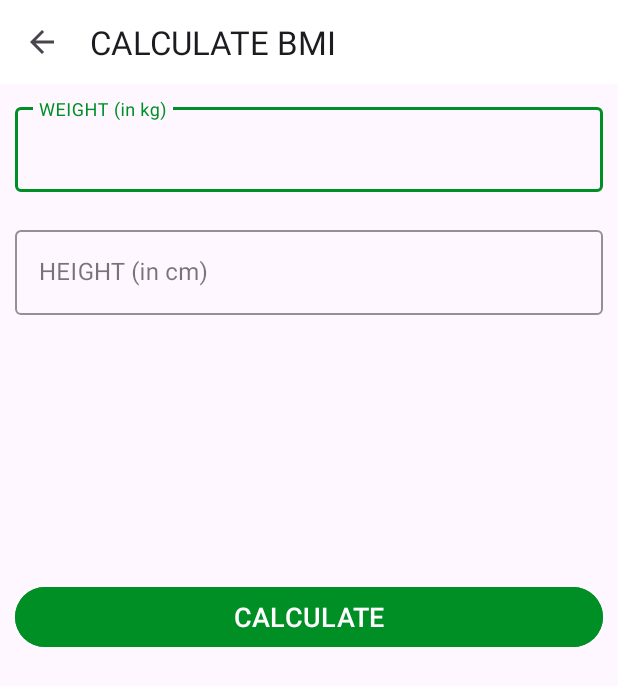
After one commit to idiloncu/7MinutesWorkout, an Android app: the BMIActivity screen opened directly, with no data from a screen before it, on a phone screen of 412 x 824 dp. The commit adds this screen. Shown: the top 686 px of the screen. Run offline under Robolectric (Android 15) with nearby library versions, the phone set to English and light mode, and no system bars.

Commit message:
RecyclerView and calculator added

```diff
--- /dev/null
+++ b/app/src/main/java/com/example/a7minutesworkout/BMIActivity.kt
@@ -0,0 +1,89 @@
+package com.example.a7minutesworkout
+
+import android.os.Bundle
+import android.view.View
+import android.widget.Toast
+import androidx.appcompat.app.AppCompatActivity
+import com.example.a7minutesworkout.databinding.ActivityBmiBinding
+import java.math.BigDecimal
+import java.math.RoundingMode
+
+class BMIActivity : AppCompatActivity() {
+    private var binding: ActivityBmiBinding?=null
+    override fun onCreate(savedInstanceState: Bundle?) {
+        super.onCreate(savedInstanceState)
+        binding=ActivityBmiBinding.inflate(layoutInflater)
+        setContentView(binding?.root)
+        setSupportActionBar(binding?.toolbarBmiActivity)
+
+        if (supportActionBar != null) {
+            supportActionBar?.setDisplayHomeAsUpEnabled(true)
+            supportActionBar?.title = "CALCULATE BMI"
+        }
+        binding?.toolbarBmiActivity?.setNavigationOnClickListener {
+            onBackPressed()
+        }
+        binding?.btnCalculateUnits?.setOnClickListener {
+            if (validateMetricUnits()) {
+                val heightValue: Float =
+                    binding?.etMetricUnitHeight?.text.toString().toFloat() / 100
+                val weighttValue: Float = binding?.etMetricUnitWeight?.text.toString().toFloat()
+                val bmi = weighttValue / (heightValue * heightValue)
+                displayBMIResult(bmi)
+            } else {
+                Toast.makeText(this@BMIActivity, "Please enter valid values", Toast.LENGTH_SHORT)
+                    .show()
+            }
+        }
+
+    }
+    private fun validateMetricUnits():Boolean{
+        var isValid=true
+        if (binding?.etMetricUnitWeight?.text.toString().isEmpty()){
+            isValid=false
+        }
+        else if(binding?.etMetricUnitHeight?.text.toString().isEmpty()) {
+            isValid = false
+        }
+        return isValid
+    }
+
+
+    private fun displayBMIResult(bmi:Float){
+
+        var bmiLabel:String=""
+        var bmiDescription : String=""
+
+        if (bmi.compareTo(15f)<=0){
+            bmiLabel="severelu underweight"
+            bmiDescription="Oops! You really need to take better care of yourself! Eat more"
+        }
+        else if (bmi.compareTo(16f)>0 && bmi.compareTo(18.5f)<=0){
+            bmiLabel="underweight"
+            bmiDescription="Oops! You really need to take better care of yourself! Eat more  "
+
+        }
+        if (bmi.compareTo(18.5f)>0 && bmi.compareTo(25f)<=0)
+        {
+            bmiLabel="Normal"
+            bmiDescription= "You are normal weight"
+        }
+        if (bmi.compareTo(30f)>0 && bmi.compareTo(35f)<=0)
+        {
+            bmiLabel="Obese Class"
+            bmiDescription= "Workout more"
+        }
+
+
+        binding?.llDiplayBMIResult?.visibility = View.VISIBLE
+        val bmiValue = BigDecimal(bmi.toDouble()).setScale(2,RoundingMode.HALF_EVEN).toString()
+
+        binding?.tvBMIValue?.text = bmiValue
+        binding?.tvBMIType?.text = bmiLabel
+        binding?.tvBMIDescription?.text = bmiDescription
+
+
+    }
+
+
+}
--- a/app/src/main/java/com/example/a7minutesworkout/MainActivity.kt
+++ b/app/src/main/java/com/example/a7minutesworkout/MainActivity.kt
@@ -19,6 +19,11 @@ class MainActivity : AppCompatActivity() {
         val intent = Intent(this,ExerciseActivity::class.java)
             startActivity(intent)
         }
+
+        binding?.flBMI?.setOnClickListener {
+            val intent = Intent(this,BMIActivity::class.java)
+            startActivity(intent)
+        }
     }
 
     override fun onDestroy() {
--- /dev/null
+++ b/app/src/main/res/layout/activity_bmi.xml
@@ -0,0 +1,115 @@
+<?xml version="1.0" encoding="utf-8"?>
+<RelativeLayout xmlns:android="http://schemas.android.com/apk/res/android"
+    xmlns:tools="http://schemas.android.com/tools"
+    android:layout_width="match_parent"
+    android:layout_height="match_parent"
+    xmlns:app="http://schemas.android.com/apk/res-auto"
+    tools:context=".BMIActivity">
+
+    <androidx.appcompat.widget.Toolbar
+        android:id="@+id/toolbar_bmi_activity"
+        android:layout_width="match_parent"
+        android:layout_height="?android:attr/actionBarSize"
+        android:background="#FFFFFF" />
+
+    <com.google.android.material.textfield.TextInputLayout
+        android:id="@+id/tilMetricUnitWeight"
+        android:layout_margin="10dp"
+        app:boxStrokeColor="@color/colorAccent"
+        app:hintTextColor="@color/colorAccent"
+        android:layout_below="@id/toolbar_bmi_activity"
+        style="@style/Widget.MaterialComponents.TextInputLayout.OutlinedBox"
+        android:layout_width="match_parent"
+        android:layout_height="wrap_content">
+
+        <androidx.appcompat.widget.AppCompatEditText
+            android:id="@+id/etMetricUnitWeight"
+            android:layout_width="match_parent"
+            android:layout_height="wrap_content"
+            android:hint="WEIGHT (in kg)"
+            android:inputType="numberDecimal"
+            android:textSize="16sp" />
+    </com.google.android.material.textfield.TextInputLayout>
+
+    <com.google.android.material.textfield.TextInputLayout
+        android:layout_below="@id/tilMetricUnitWeight"
+        android:id="@+id/tilMetricUnitHeight"
+        app:boxStrokeColor="@color/colorAccent"
+        app:hintTextColor="@color/colorAccent"
+        style="@style/Widget.MaterialComponents.TextInputLayout.OutlinedBox"
+        android:layout_width="match_parent"
+        android:layout_marginTop="10dp"
+        android:layout_margin="10dp"
+        android:layout_height="wrap_content">
+
+        <androidx.appcompat.widget.AppCompatEditText
+            android:id="@+id/etMetricUnitHeight"
+            android:layout_width="match_parent"
+            android:layout_height="wrap_content"
+            android:hint="HEIGHT (in cm)"
+            android:inputType="numberDecimal"
+            android:textSize="16sp" />
+    </com.google.android.material.textfield.TextInputLayout>
+
+    <LinearLayout
+        android:padding="10dp"
+        android:layout_below="@id/tilMetricUnitHeight"
+        android:id="@+id/llDiplayBMIResult"
+        android:layout_width="match_parent"
+        android:layout_height="wrap_content"
+        android:layout_marginTop="25dp"
+        android:orientation="vertical"
+        android:visibility="invisible"
+        tools:visibility="visible">
+
+        <TextView
+            android:id="@+id/tvYourBMI"
+            android:layout_width="match_parent"
+            android:layout_height="wrap_content"
+            android:gravity="center"
+            android:text="YOUR BMI"
+            android:textAllCaps="true"
+            android:textSize="16sp" />
+
+        <TextView
+            android:id="@+id/tvBMIValue"
+            android:layout_width="match_parent"
+            android:layout_height="wrap_content"
+            android:layout_marginTop="5dp"
+            android:gravity="center"
+            android:textSize="18sp"
+            android:textStyle="bold"
+            tools:text="15.00" />
+
+        <TextView
+            android:id="@+id/tvBMIType"
+            android:layout_width="match_parent"
+            android:layout_height="wrap_content"
+            android:layout_marginTop="5dp"
+            android:gravity="center"
+            android:textSize="18sp"
+            tools:text="Normal" />
+
+        <TextView
+            android:id="@+id/tvBMIDescription"
+            android:layout_width="match_parent"
+            android:layout_height="wrap_content"
+            android:layout_marginTop="5dp"
+            android:gravity="center"
+            android:textSize="18sp"
+            tools:text="Normal" />
+    </LinearLayout>
+
+    <Button
+        android:layout_margin="10dp"
+        android:layout_below="@id/llDiplayBMIResult"
+        android:id="@+id/btnCalculateUnits"
+        android:layout_width="match_parent"
+        android:layout_height="wrap_content"
+        android:layout_gravity="bottom"
+        android:layout_marginTop="35dp"
+        android:backgroundTint="@color/colorAccent"
+        android:text="CALCULATE"
+        android:textColor="#FFFFFF"
+        android:textSize="18sp" />
+</RelativeLayout>
```
Also changed, not shown: app/src/main/AndroidManifest.xml (+6 -4 lines), app/src/main/java/com/example/a7minutesworkout/ExerciseActivity.kt (+40 -5 lines), app/src/main/java/com/example/a7minutesworkout/ExerciseStatusAdapter.kt (added, +58 -0 lines), app/src/main/res/drawable/item_circular_thin_color.xml (added, +12 -0 lines), app/src/main/res/layout/activity_exercise.xml (+9 -3 lines), app/src/main/res/layout/activity_main.xml (+32 -0 lines), app/src/main/res/layout/dialog_custom_back_info.xml (added, +59 -0 lines), app/src/main/res/layout/item_exercise_status.xml (added, +14 -0 lines).
